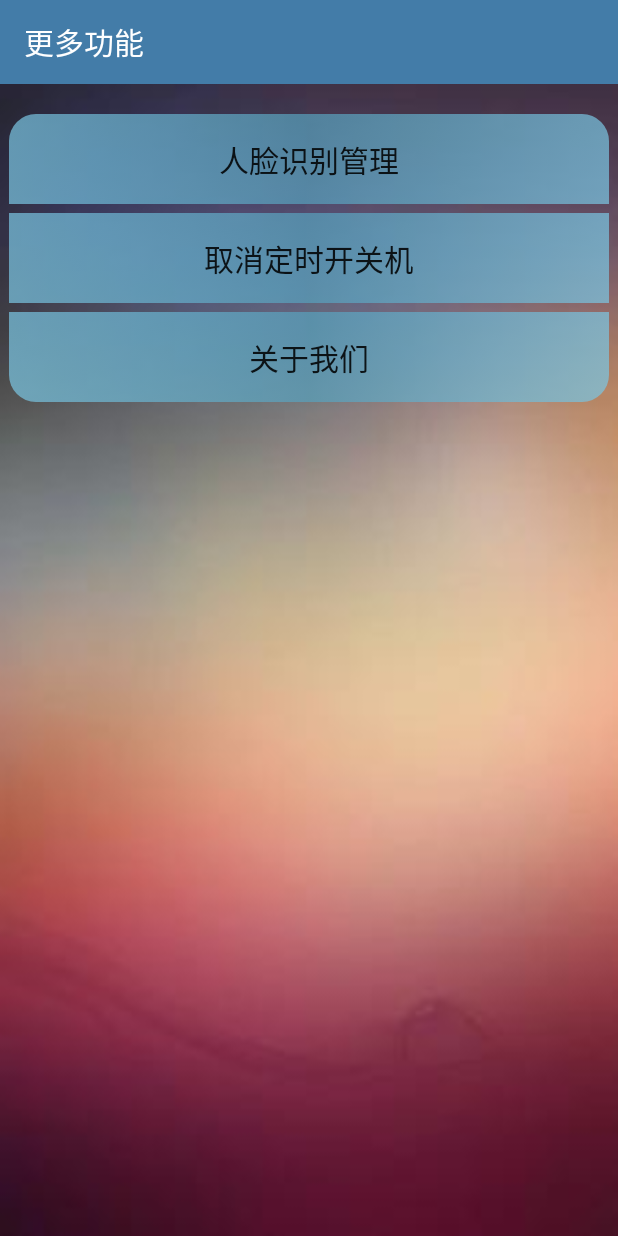
After one commit to aow-otto/Intelligent-Door-Lock, an Android app: the MoreFunctionsActivity screen opened directly, with no data from a screen before it, on a phone screen of 412 x 824 dp. The commit adds this screen. Run offline under Robolectric (Android 15) with nearby library versions, the phone set to English and light mode, and no system bars; 1 statement that could not run was skipped.

Commit message:
默认更改列表

```diff
--- /dev/null
+++ b/app/src/main/res/drawable/more_bottom.xml
@@ -0,0 +1,16 @@
+<?xml version="1.0" encoding="utf-8"?>
+<selector xmlns:android="http://schemas.android.com/apk/res/android">
+    <item android:state_pressed="false"><!--没点击按钮的时候-->
+        <shape>
+            <corners android:bottomLeftRadius="18dp" android:bottomRightRadius="18dp" />
+            <gradient android:centerColor="#B357A1BD" android:endColor="#B37BC7E4" android:startColor="#B37BC7E4" />
+        </shape>
+    </item>
+
+    <item android:state_pressed="true"><!--点击按钮的时候-->
+        <shape>
+            <corners android:bottomLeftRadius="18dp" android:bottomRightRadius="18dp" />
+            <gradient android:centerColor="#57A1BD" android:endColor="#7BC7E4" android:startColor="#7BC7E4" />
+        </shape>
+    </item>
+</selector>
--- /dev/null
+++ b/app/src/main/res/drawable/more_middle.xml
@@ -0,0 +1,14 @@
+<?xml version="1.0" encoding="utf-8"?>
+<selector xmlns:android="http://schemas.android.com/apk/res/android">
+    <item android:state_pressed="false"><!--没点击按钮的时候-->
+        <shape>
+            <gradient android:centerColor="#B357A1BD" android:endColor="#B37BC7E4" android:startColor="#B37BC7E4" />
+        </shape>
+    </item>
+
+    <item android:state_pressed="true"><!--点击按钮的时候-->
+        <shape>
+            <gradient android:centerColor="#57A1BD" android:endColor="#7BC7E4" android:startColor="#7BC7E4" />
+        </shape>
+    </item>
+</selector>
--- /dev/null
+++ b/app/src/main/res/drawable/more_top.xml
@@ -0,0 +1,16 @@
+<?xml version="1.0" encoding="utf-8"?>
+<selector xmlns:android="http://schemas.android.com/apk/res/android">
+    <item android:state_pressed="false"><!--没点击按钮的时候-->
+        <shape>
+            <corners android:topLeftRadius="18dp" android:topRightRadius="18dp" />
+            <gradient android:centerColor="#B357A1BD" android:endColor="#B37BC7E4" android:startColor="#B37BC7E4" />
+        </shape>
+    </item>
+
+    <item android:state_pressed="true"><!--点击按钮的时候-->
+        <shape>
+            <corners android:topLeftRadius="18dp" android:topRightRadius="18dp" />
+            <gradient android:centerColor="#57A1BD" android:endColor="#7BC7E4" android:startColor="#7BC7E4" />
+        </shape>
+    </item>
+</selector>
--- /dev/null
+++ b/app/src/main/res/layout/more_functions.xml
@@ -0,0 +1,66 @@
+<?xml version="1.0" encoding="utf-8"?>
+<FrameLayout xmlns:android="http://schemas.android.com/apk/res/android"
+    xmlns:app="http://schemas.android.com/apk/res-auto"
+    android:layout_width="match_parent"
+    android:layout_height="match_parent"
+    android:background="@drawable/background1">
+
+    <LinearLayout
+        android:layout_width="match_parent"
+        android:layout_height="match_parent"
+        android:orientation="vertical">
+
+        <androidx.appcompat.widget.Toolbar
+            android:id="@+id/toolbar_more_functions"
+            android:layout_width="match_parent"
+            android:layout_height="wrap_content"
+            android:background="#437CA8"
+            app:popupTheme="@style/AppTheme.PopupOverlay"
+            app:title="更多功能"
+            app:titleTextColor="#FFFFFF" />
+
+        <Button
+            android:id="@+id/face_control"
+            android:layout_width="match_parent"
+            android:layout_height="60dp"
+            android:layout_marginStart="6dp"
+            android:layout_marginLeft="6dp"
+            android:layout_marginTop="20dp"
+            android:layout_marginEnd="6dp"
+            android:background="@drawable/more_top"
+            android:padding="15dp"
+            android:text="人脸识别管理"
+            android:textAllCaps="false"
+            android:textSize="20sp" />
+
+        <Button
+            android:id="@+id/clear_auto_control"
+            android:layout_width="match_parent"
+            android:layout_height="60dp"
+            android:layout_marginStart="6dp"
+            android:layout_marginLeft="6dp"
+            android:layout_marginTop="6dp"
+            android:layout_marginEnd="6dp"
+            android:background="@drawable/more_middle"
+            android:padding="15dp"
+            android:text="取消定时开关机"
+            android:textAllCaps="false"
+            android:textSize="20sp" />
+
+        <Button
+            android:id="@+id/about_us"
+            android:layout_width="match_parent"
+            android:layout_height="60dp"
+            android:layout_marginStart="6dp"
+            android:layout_marginLeft="6dp"
+            android:layout_marginTop="6dp"
+            android:layout_marginEnd="6dp"
+            android:background="@drawable/more_bottom"
+            android:padding="15dp"
+            android:text="关于我们"
+            android:textAllCaps="false"
+            android:textSize="20sp" />
+
+    </LinearLayout>
+
+</FrameLayout>
```
Also changed, not shown: app/src/main/AndroidManifest.xml (+13 -4 lines), app/src/main/java/com/example/intelligentdoorlock/FaceControlActivity.java (added, +18 -0 lines), app/src/main/java/com/example/intelligentdoorlock/GlobalVarious.java (+22 -13 lines), app/src/main/java/com/example/intelligentdoorlock/MainActivity.java (+10 -7 lines), app/src/main/java/com/example/intelligentdoorlock/MoreFunctionsActivity.java (added, +97 -0 lines), app/src/main/res/layout/face_control.xml (added, +25 -0 lines), 1 other file.
